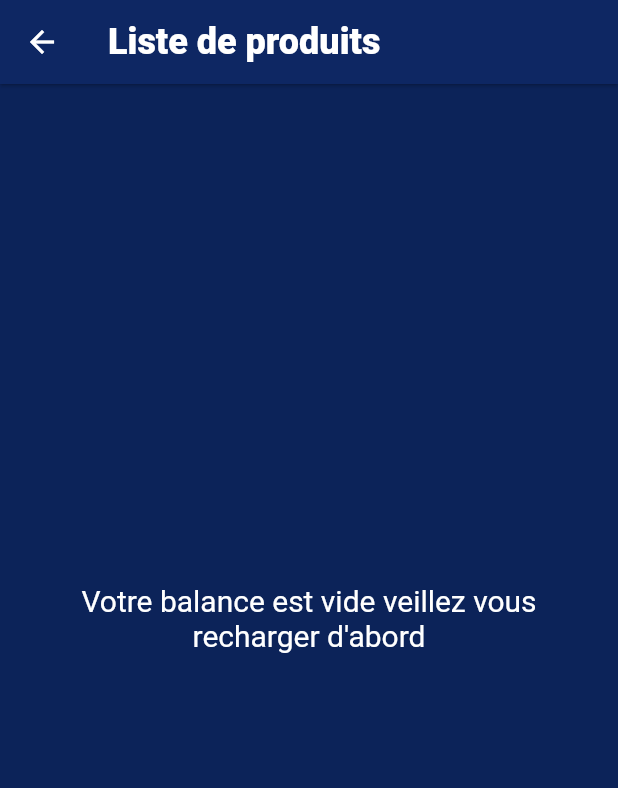
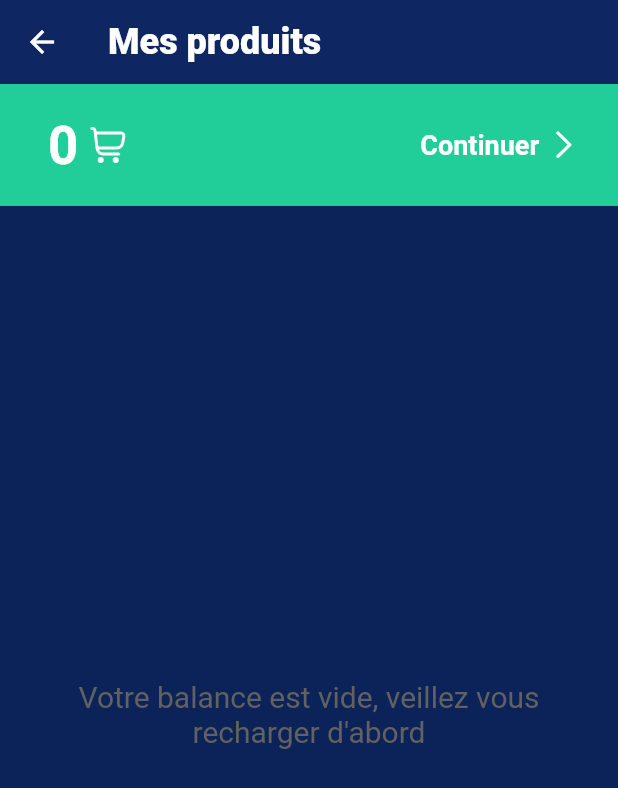
Before and after one commit to MELA-TRANSACTION/mela, a Flutter app: the ShareFinishScreen screen opened directly, on a phone screen of 412 x 824 dp. Shown: the top 788 px of the screen. Run offline on Flutter 3.47's test engine with Material 2 defaults, Android fonts, the phone set to English and light mode, and no system bars; our stand-ins replace bloc, cloud_firestore, equatable, firebase_auth, firebase_core, flutter_bloc and 6 more; accounts and stored records are empty.

Commit message:
before mutli-divice

```diff
--- a/lib/blocs/product/product_bloc.dart
+++ b/lib/blocs/product/product_bloc.dart
@@ -23,7 +23,7 @@
             );
           });
         } catch (ex) {
-          print(ex);
+          //print(ex);
           emit(ProductLoadFailure());
         }
       }
--- a/lib/screens/dashbord_distributor.dart
+++ b/lib/screens/dashbord_distributor.dart
@@ -186,7 +186,7 @@
   }
 
   int calculateBalance(List<Product> products) {
-    print(">>>>>>${products[0].quantity}");
+    //print(">>>>>>${products[0].quantity}");
     double i = 0;
     for (var t in products) {
       i += t.quantity;
--- a/lib/screens/share/share_finish_screen.dart
+++ b/lib/screens/share/share_finish_screen.dart
@@ -4,6 +4,7 @@
 import 'package:flutter_svg/flutter_svg.dart';
 import 'package:mela/blocs/account/account_bloc.dart';
 import 'package:mela/blocs/basket/basket_bloc.dart';
+import 'package:mela/components/basket_item.dart';
 import 'package:mela/models/product.dart';
 import 'package:mela/screens/share/share_screen.dart';
 
@@ -19,9 +20,34 @@
   @override
   Widget build(BuildContext context) {
     return Scaffold(
-      appBar: AppBar(
-        title: const Text("Liste de produits"),
+      appBar: PreferredSize(
+        preferredSize: const Size.fromHeight(128),
+        child: Column(
+          children: [
+            AppBar(
+              title: const Text("Mes produits"),
               actions: [],
+            ),
+            BlocBuilder<BasketBloc, BasketState>(
+              builder: (context, state) {
+                if (state is BasketLoaded) {
+                  return IconBtnWithCounter(
+                    press: () {
+                      Navigator.of(context).push(
+                        MaterialPageRoute(
+                          builder: (context) => const ShareScreen(),
+                        ),
+                      );
+                    },
+                    svgSrc: "images/cart.svg",
+                    numOfitem: state.totalChartItems,
+                  );
+                }
+                return Container();
+              },
+            )
+          ],
+        ),
       ),
       body: BlocBuilder<AccountBloc, AccountState>(
         builder: (context, state) {
@@ -56,6 +82,7 @@
                   product: product,
                   onTap: () {
                     showBott(context, product);
+                    print("${product.name}");
                   },
                 );
               },
@@ -69,50 +96,6 @@
 
           return const Center(
             child: CircularProgressIndicator(),
-          );
-        },
-      ),
-      bottomNavigationBar: BlocBuilder<AccountBloc, AccountState>(
-        builder: (context, state) {
-          if (state is AccountLoadSuccess) {
-            if (state.products.isEmpty) {
-              return Center(
-                child: Container(
-                  padding:
-                      const EdgeInsets.symmetric(horizontal: 40, vertical: 24),
-                  child: const Text(
-                    "Votre balance est vide veillez vous recharger d'abord",
-                    style: TextStyle(
-                      fontSize: 20,
-                      color: Colors.white,
-                    ),
-                    textAlign: TextAlign.center,
-                  ),
-                ),
-              );
-            }
-          }
-          return ElevatedButton(
-            onPressed: () {
-              Navigator.of(context).push(
-                MaterialPageRoute(
-                  builder: (context) => const ShareScreen(products: []),
-                ),
-              );
-            },
-            child: const Text(
-              "Je partage 4 Bouteiles",
-              style: TextStyle(
-                fontSize: 18,
-              ),
-            ),
-            style: ElevatedButton.styleFrom(
-              shape: const RoundedRectangleBorder(),
-              primary: Colors.blue[800],
-              padding: const EdgeInsets.symmetric(
-                vertical: 20,
-              ),
-            ),
           );
         },
       ),
@@ -291,7 +274,9 @@
 
   @override
   Widget build(BuildContext context) {
-    return Card(
+    return GestureDetector(
+      onTap: onTap,
+      child: Card(
         elevation: 1,
         margin: const EdgeInsets.only(top: 0.8),
         child: ListTile(
@@ -310,6 +295,7 @@
             ),
           ),
         ),
+      ),
     );
   }
 }
--- a/lib/services/trans_service.dart
+++ b/lib/services/trans_service.dart
@@ -13,8 +13,8 @@
     String uid = _auth.currentUser!.uid;
 
     return _firestore
-        .collection("transactions")
-        .where("distributor.uid", isEqualTo: uid)
+        .collection("trans")
+        .where("sender.uid", isEqualTo: uid)
         .snapshots()
         .map((event) {
       //print(event.docs[0].data());
```
Also changed, not shown: lib/screens/share/share_screen.dart (+90 -9 lines), lib/screens/withdraw/withdraw_finish.dart (+28 -2 lines). Lines whose indentation alone changed are shown as unchanged.
